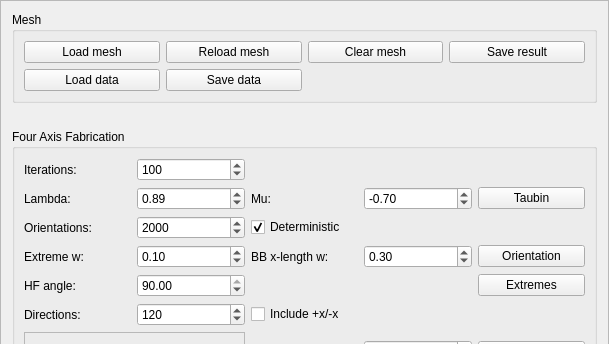
Before: the Qt Designer form GUI/managers/fouraxisfabricationmanager.ui in cg3hci/4AxisMilling, drawn with Qt 5; both pictures show x 0 to 609 and y 0 to 344 of the 609 by 1318 pixel window.
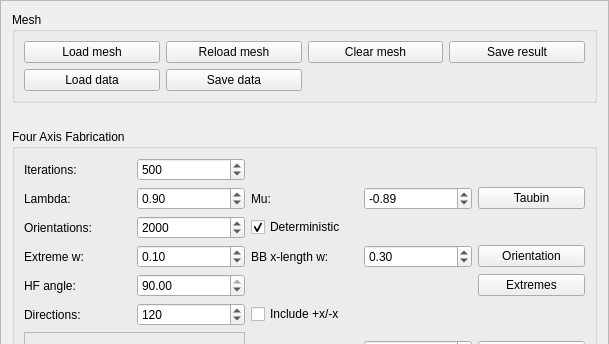
After: the same form once the commit is applied.

Commit message: Fix smoothing parameters

What changed in the file:
```diff
--- a/GUI/managers/fouraxisfabricationmanager.ui
+++ b/GUI/managers/fouraxisfabricationmanager.ui
@@ -1169,7 +1169,7 @@
          <number>1000</number>
         </property>
         <property name="value">
-         <number>100</number>
+         <number>500</number>
         </property>
        </widget>
       </item>
@@ -1182,7 +1182,7 @@
          <double>0.010000000000000</double>
         </property>
         <property name="value">
-         <double>0.890000000000000</double>
+         <double>0.900000000000000</double>
         </property>
        </widget>
       </item>
@@ -1198,7 +1198,7 @@
          <double>0.010000000000000</double>
         </property>
         <property name="value">
-         <double>-0.700000000000000</double>
+         <double>-0.890000000000000</double>
         </property>
        </widget>
       </item>
```
